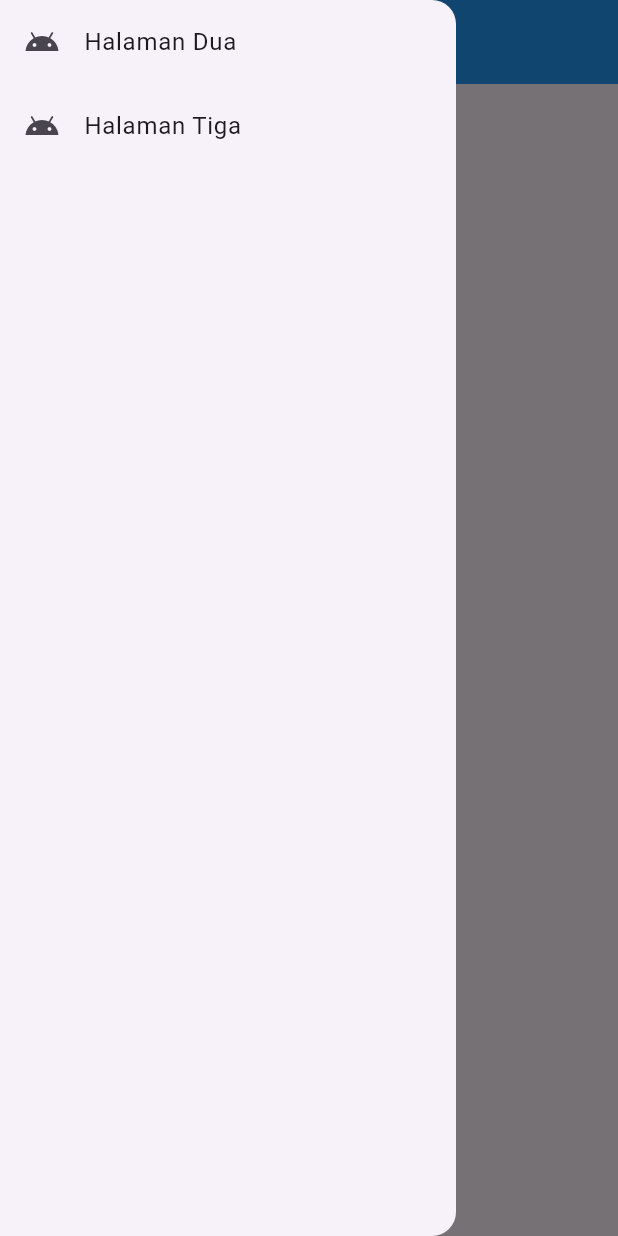
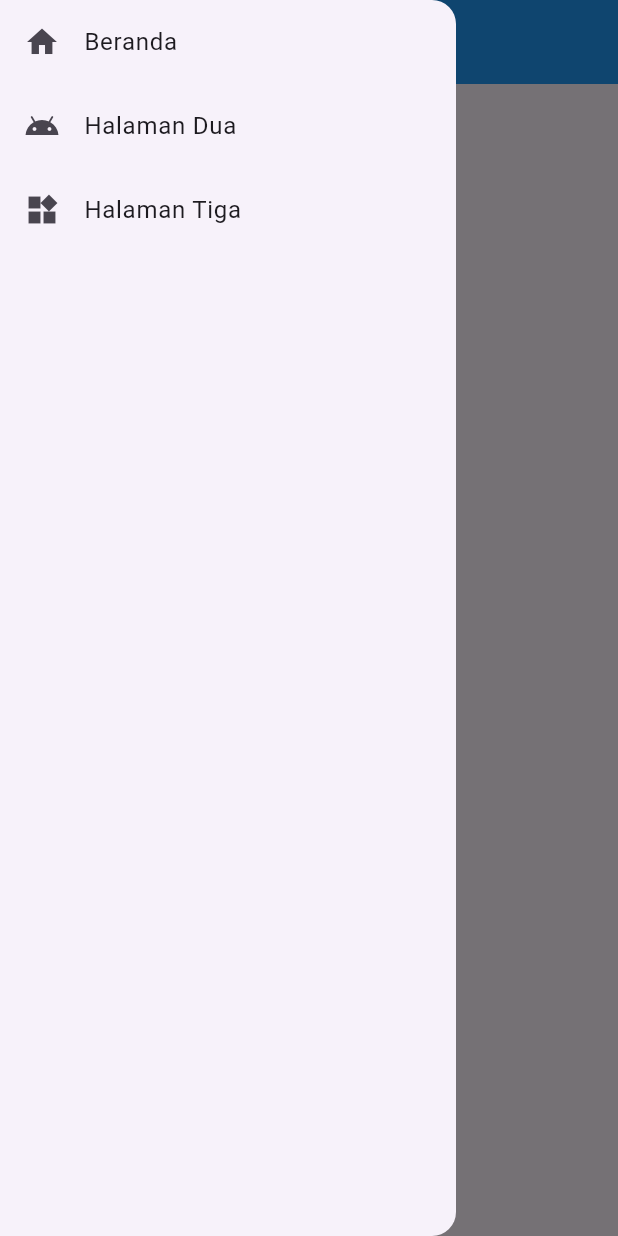
Before and after one commit to CharloLemba/dark_light_mode, a Flutter app: the screen it shows after launch, with the side drawer open, on a phone screen of 412 x 824 dp. Run offline on Flutter 3.47's test engine with Material 3 defaults, Android fonts, the phone set to English and light mode, and no system bars; our stand-ins replace material_ui.

Commit message:
menambahkan beranda.dart ke dalam list drawer

```diff
--- a/lib/widgets/drawer.dart
+++ b/lib/widgets/drawer.dart
@@ -1,4 +1,5 @@
 import 'package:material_ui/material_ui.dart';
+import 'package:dark_light_mode/pages/beranda.dart' as beranda;
 import 'package:dark_light_mode/pages/halaman2.dart' as halaman2;
 import 'package:dark_light_mode/pages/halaman3.dart' as halaman3;
 
@@ -11,6 +12,19 @@ class AppDrawer extends StatelessWidget {
       child: ListView(
         //padding: EdgeInsets.zero,
         children: [
+          ListTile(
+            leading: Icon(Icons.home),
+            title: Text("Beranda"),
+            onTap: () {
+              Navigator.pop(context);
+              Navigator.push(
+                context,
+                MaterialPageRoute(
+                  builder: (context) => const beranda.Beranda(),
+                ),
+              );
+            },
+          ),
           ListTile(
             leading: Icon(Icons.android),
             title: Text("Halaman Dua"),
@@ -25,7 +39,7 @@ class AppDrawer extends StatelessWidget {
             },
           ),
           ListTile(
-            leading: Icon(Icons.android),
+            leading: Icon(Icons.widgets),
             title: Text("Halaman Tiga"),
             onTap: () {
               Navigator.pop(context);
```
